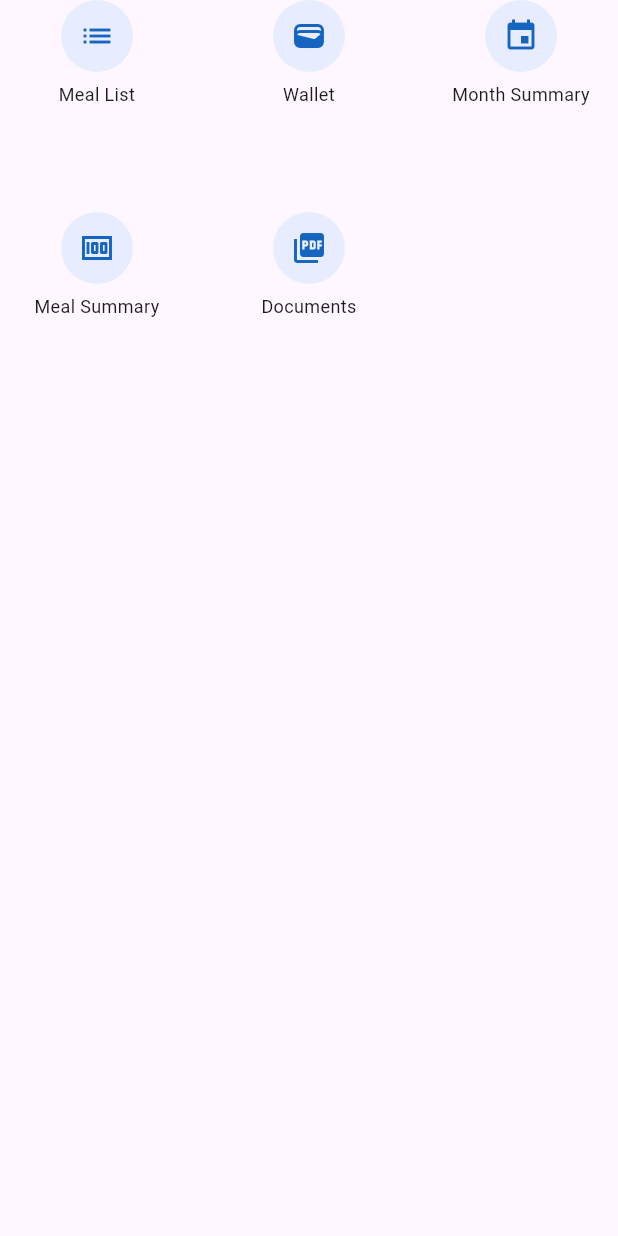
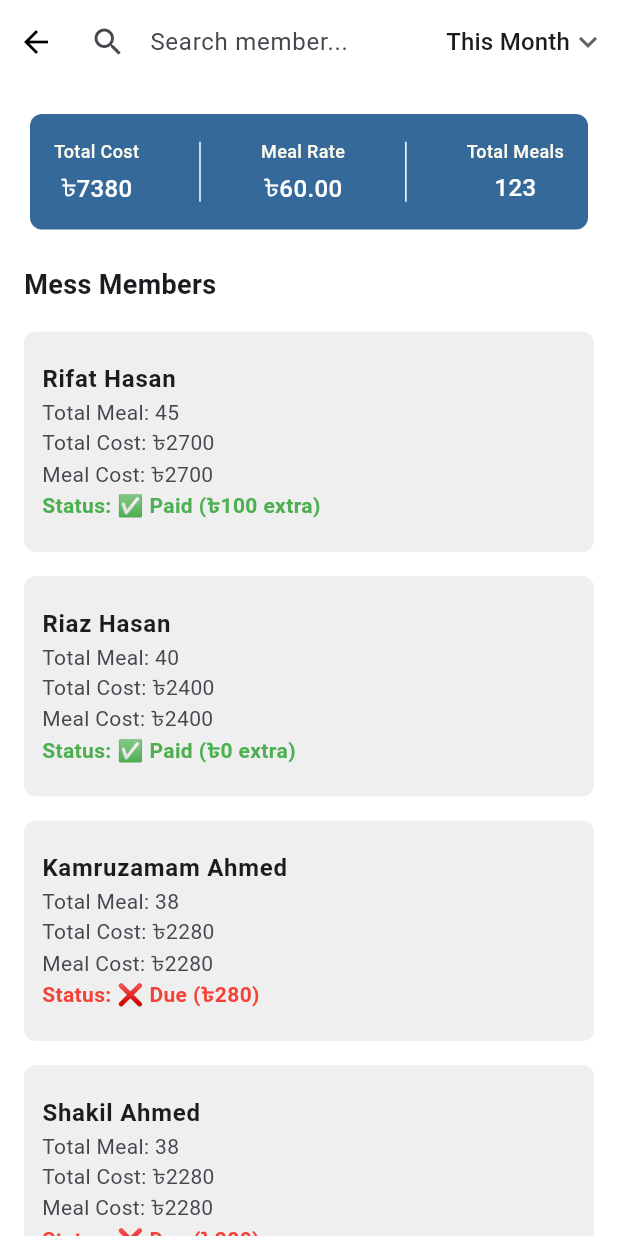
Before and after one commit to dev-rifat/meal-management-system, a Flutter app: the OperationGrid widget shown alone on an empty page, opened directly, after a tap on "Month Summary", on a phone screen of 412 x 824 dp. Run offline on Flutter 3.47's test engine with Material 3 defaults, Android fonts, the phone set to English and light mode, and no system bars; our stand-ins replace dropdown_button2, equatable, fl_chart, flutter_bloc, flutter_screenutil, flutter_zoom_drawer and 4 more; network calls fail; Roboto replaces fonts that are missing (Montserrat).

Commit message:
Deashboard done

```diff
--- a/lib/core/routes/app_page.dart
+++ b/lib/core/routes/app_page.dart
@@ -13,6 +13,7 @@ import 'package:mass_management/features/maneger/pages/add_share_expense.dart';
 import 'package:mass_management/features/starting/view/splash_screen.dart';
 
 import '../../features/deashboard/pages/meal_list.dart' show MealDetailsPage;
+import '../../features/deashboard/pages/montly_summary.dart';
 import '../../features/maneger/pages/epense_list.dart' show ExpenseListScreen;
 
 // Global router instance (kept alive for hot reload)
@@ -59,10 +60,17 @@ final GoRouter appRouter = GoRouter(
       path: '/signup_screen',
       name: AppRoute.signUp,
       builder: (_, __) =>  SignupPage(),
-    ),  GoRoute(
+    ),
+
+    GoRoute(
       path: '/my_wallet',
       name: AppRoute.myWallet,
       builder: (_, __) =>  WalletScreen(),
+    ),
+    GoRoute(
+      path: '/monthly_summary',
+      name: AppRoute.monthlySummary,
+      builder: (_, __) =>  MonthlySummary(),
     ),
 
 
--- a/lib/core/routes/app_route.dart
+++ b/lib/core/routes/app_route.dart
@@ -12,6 +12,7 @@ class AppRoute {
     static String menuScreen = "/menu_screen";
     static String myWallet = "/my_wallet";
     static String mealList = "/meal_list";
+    static String monthlySummary = "/monthly_summary";
 
 
 }
--- /dev/null
+++ b/lib/features/deashboard/pages/montly_summary.dart
@@ -0,0 +1,278 @@
+import 'package:flutter/material.dart';
+import 'package:intl/intl.dart';
+import 'package:month_picker_dialog/month_picker_dialog.dart';
+import '../../../core/widgets/custom_app_bar.dart';
+import '../../../utils/app_color.dart';
+import '../../../utils/app_style.dart';
+
+class MonthlySummary extends StatefulWidget {
+  const MonthlySummary({super.key});
+
+  @override
+  State<MonthlySummary> createState() => _MonthlySummaryState();
+}
+
+class _MonthlySummaryState extends State<MonthlySummary> {
+  String selectedFilter = "This Month";
+  DateTime? startMonth;
+  DateTime? endMonth;
+  String searchQuery = "";
+
+  final List<Map<String, dynamic>> allMembers = [
+    {"name": "Rifat Hasan", "totalMeal": 45, "totalCost": 2700, "paid": 2800},
+    {"name": "Riaz Hasan", "totalMeal": 40, "totalCost": 2400, "paid": 2400},
+    {"name": "Kamruzamam Ahmed", "totalMeal": 38, "totalCost": 2280, "paid": 2000},
+    {"name": "Shakil Ahmed", "totalMeal": 38, "totalCost": 2280, "paid": 2000},
+    {"name": "Rahat Hasan", "totalMeal": 38, "totalCost": 2280, "paid": 2000},
+  ];
+
+  List<Map<String, dynamic>> filteredMembers = [];
+
+  @override
+  void initState() {
+    super.initState();
+    filteredMembers = List.from(allMembers);
+  }
+
+  // 🔹 Filter members by search text
+  void _filterMembers(String query) {
+    setState(() {
+      searchQuery = query;
+      filteredMembers = allMembers
+          .where((m) => m["name"].toString().toLowerCase().contains(query.toLowerCase()))
+          .toList();
+    });
+  }
+
+  // 🔹 Month range picker
+  Future<void> _pickMonthRange(BuildContext context) async {
+    final start = await showMonthPicker(
+      context: context,
+      initialDate: startMonth ?? DateTime.now(),
+      firstDate: DateTime(2020),
+      lastDate: DateTime(2030),
+    );
+
+    if (start != null) {
+      final end = await showMonthPicker(
+        context: context,
+        initialDate: endMonth ?? start,
+        firstDate: start,
+        lastDate: DateTime(2050),
+      );
+
+      if (end != null) {
+        setState(() {
+          startMonth = start;
+          endMonth = end;
+        });
+      }
+    }
+  }
+
+  @override
+  Widget build(BuildContext context) {
+    double totalCost = 7380;
+    double totalMeal = 123;
+    double mealRate = totalCost / totalMeal;
+
+    return Scaffold(
+      backgroundColor: AppColor.backgroundColor,
+      appBar: CustomAppBar(
+        backgroundColor: AppColor.backgroundColor,
+        elevation: 0,
+        leadingWidth: 400,
+
+        leading: Row(
+          children: [
+            IconButton(
+              icon: const Icon(Icons.arrow_back),
+              onPressed: () => Navigator.pop(context),
+            ),
+
+            Expanded(child: _buildSearchBar())
+          ],
+        ),
+        actions: [
+          _buildFilterDropdown(context),
+        ],
+      ),
+
+      body: SingleChildScrollView(
+        padding: const EdgeInsets.all(16),
+        child: Column(
+          crossAxisAlignment: CrossAxisAlignment.start,
+          children: [
+            if (selectedFilter == "Custom" && startMonth != null && endMonth != null)
+              _buildSelectedRange(),
+
+            _buildSummaryCard(totalCost, totalMeal, mealRate),
+
+            const SizedBox(height: 20),
+            const Text(
+              "Mess Members",
+              style: TextStyle(fontSize: 18, fontWeight: FontWeight.bold),
+            ),
+
+
+
+            const SizedBox(height: 10),
+            _buildMemberList(mealRate),
+          ],
+        ),
+      ),
+    );
+  }
+
+  // 🔹 Filter Dropdown
+  Widget _buildFilterDropdown(BuildContext context) {
+    return Container(
+      color: Colors.white,
+      padding: const EdgeInsets.symmetric(horizontal: 8, vertical: 8),
+      child: DropdownButton<String>(
+        value: selectedFilter,
+        underline: const SizedBox(),
+        icon: const Icon(Icons.keyboard_arrow_down),
+        items: const [
+          DropdownMenuItem(value: "This Month", child: Text("This Month")),
+          DropdownMenuItem(value: "Last Month", child: Text("Last Month")),
+          DropdownMenuItem(value: "Custom", child: Text("Custom")),
+        ],
+        onChanged: (value) async {
+          if (value != null) {
+            setState(() => selectedFilter = value);
+            if (value == "Custom") await _pickMonthRange(context);
+          }
+        },
+      ),
+    );
+  }
+
+  // 🔹 Selected Month Range Display
+  Widget _buildSelectedRange() {
+    return Padding(
+      padding: const EdgeInsets.only(bottom: 12),
+      child: Row(
+        children: [
+          const Icon(Icons.date_range, color: Colors.teal),
+          const SizedBox(width: 8),
+          Text(
+            "${DateFormat('MMMM yyyy').format(startMonth!)} → ${DateFormat('MMMM yyyy').format(endMonth!)}",
+            style: const TextStyle(
+              fontSize: 16,
+              fontWeight: FontWeight.w600,
+              color: Colors.teal,
+            ),
+          ),
+        ],
+      ),
+    );
+  }
+
+  // 🔹 Summary Card
+  Widget _buildSummaryCard(double totalCost, double totalMeal, double mealRate) {
+    return Card(
+      shape: RoundedRectangleBorder(borderRadius: BorderRadius.circular(8)),
+      elevation: 0,
+      color: AppColor.primaryColor,
+      child: Padding(
+        padding: const EdgeInsets.all(16),
+        child: Row(
+          mainAxisAlignment: MainAxisAlignment.spaceBetween,
+          children: [
+            _summaryItem("Total Cost", "৳${totalCost.toStringAsFixed(0)}"),
+
+            Container(width: 1,height: 40,color: Colors.white,),
+            _summaryItem("Meal Rate", "৳${mealRate.toStringAsFixed(2)}"),
+            Container(width: 1,height: 40,color: Colors.white,),
+            _summaryItem("Total Meals", totalMeal.toStringAsFixed(0)),
+          ],
+        ),
+      ),
+    );
+  }
+
+  Widget _summaryItem(String title, String value) {
+    return Column(
+      children: [
+        Text(
+          title,
+          style: AppStyle.normalText.copyWith(color: AppColor.alertBgColor, fontSize: 12),
+        ),
+        const SizedBox(height: 4),
+        Text(
+          value,
+          style: AppStyle.normalText.copyWith(color: AppColor.cardColor, fontSize: 16),
+        ),
+      ],
+    );
+  }
+
+  // 🔹 Search Bar
+  Widget _buildSearchBar() {
+    return TextField(
+      onChanged: _filterMembers,
+      decoration: InputDecoration(
+        hintText: "Search member...",
+        prefixIcon: const Icon(Icons.search),
+        filled: true,
+        fillColor: Colors.white,
+        contentPadding: const EdgeInsets.symmetric(vertical: 8),
+        border: OutlineInputBorder(
+          borderRadius: BorderRadius.circular(12),
+          borderSide: BorderSide.none,
+        ),
+      ),
+    );
+  }
+
+  // 🔹 Member List
+  Widget _buildMemberList(double mealRate) {
+    return ListView.builder(
+      shrinkWrap: true,
+      physics: const NeverScrollableScrollPhysics(),
+      itemCount: filteredMembers.length,
+      itemBuilder: (context, index) {
+        final member = filteredMembers[index];
+        double mealCost = member["totalMeal"] * mealRate;
+        double due = member["paid"] - mealCost;
+
+        return _buildMemberCard(member, mealCost, due);
+      },
+    );
+  }
+
+  // 🔹 Individual Member Card
+  Widget _buildMemberCard(Map<String, dynamic> member, double mealCost, double due) {
+    return Card(
+      shape: RoundedRectangleBorder(borderRadius: BorderRadius.circular(8)),
+      elevation: 0,
+      color: AppColor.disableColor.withValues(alpha: 0.5),
+      margin: const EdgeInsets.symmetric(vertical: 8),
+      child: ListTile(
+        contentPadding: const EdgeInsets.all(12),
+        title: Text(
+          member["name"],
+          style: const TextStyle(fontWeight: FontWeight.bold, fontSize: 16),
+        ),
+        subtitle: Column(
+          crossAxisAlignment: CrossAxisAlignment.start,
+          children: [
+            Text("Total Meal: ${member["totalMeal"]}"),
+            Text("Total Cost: ৳${member["totalCost"]}"),
+            Text("Meal Cost: ৳${mealCost.toStringAsFixed(0)}"),
+            Text(
+              due >= 0
+                  ? "Status: ✅ Paid (৳${due.toStringAsFixed(0)} extra)"
+                  : "Status: ❌ Due (৳${due.abs().toStringAsFixed(0)})",
+              style: TextStyle(
+                color: due >= 0 ? Colors.green : Colors.red,
+                fontWeight: FontWeight.w600,
+              ),
+            ),
+          ],
+        ),
+      ),
+    );
+  }
+}
--- a/lib/features/deashboard/widgets/operation_grid.dart
+++ b/lib/features/deashboard/widgets/operation_grid.dart
@@ -11,8 +11,8 @@ class OperationGrid extends StatelessWidget {
       {"icon": Icons.list, "label": "Meal List"},
       {"icon": Icons.wallet, "label": "Wallet"},
       {"icon": Icons.event, "label": "Month Summary"},
-      {"icon": Icons.money, "label": "Meal Summary"},
-      {"icon": Icons.picture_as_pdf, "label": "Documents"},
+      // {"icon": Icons.money, "label": "Meal Summary"},
+      // {"icon": Icons.picture_as_pdf, "label": "Documents"},
     ];
 
     return GridView.builder(
@@ -62,7 +62,7 @@ class OperationGrid extends StatelessWidget {
         break;
 
       case 2:
-      //  context.push(AppRoute.settings);
+       context.push(AppRoute.monthlySummary);
         break;
 
       case 3:
--- a/lib/features/main/menu_bar.dart
+++ b/lib/features/main/menu_bar.dart
@@ -1,6 +1,3 @@
-
-
-
 import 'package:flutter/material.dart';
 import 'package:flutter_zoom_drawer/flutter_zoom_drawer.dart';
 
--- a/pubspec.yaml
+++ b/pubspec.yaml
@@ -46,6 +46,7 @@ dependencies:
   intl: ^0.19.0
   dropdown_button2: ^2.0.5
   flutter_zoom_drawer:
+  month_picker_dialog:
 
 dev_dependencies:
   flutter_test:
```
Also changed, not shown: lib/features/auth/presentation/widgets/sign_in_widget.dart (+3 -4 lines), lib/features/deashboard/pages/dashboard_screen.dart (+45 -45 lines), lib/features/deashboard/widgets/balance_swap_card.dart (+4 -4 lines), pubspec.lock, 4 other files.
